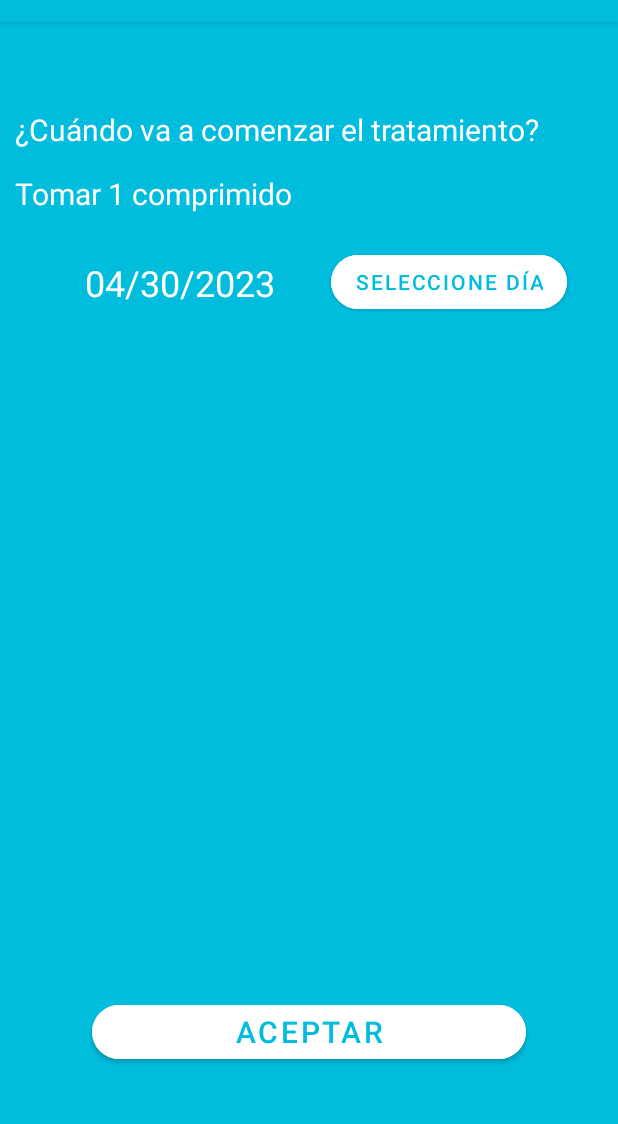
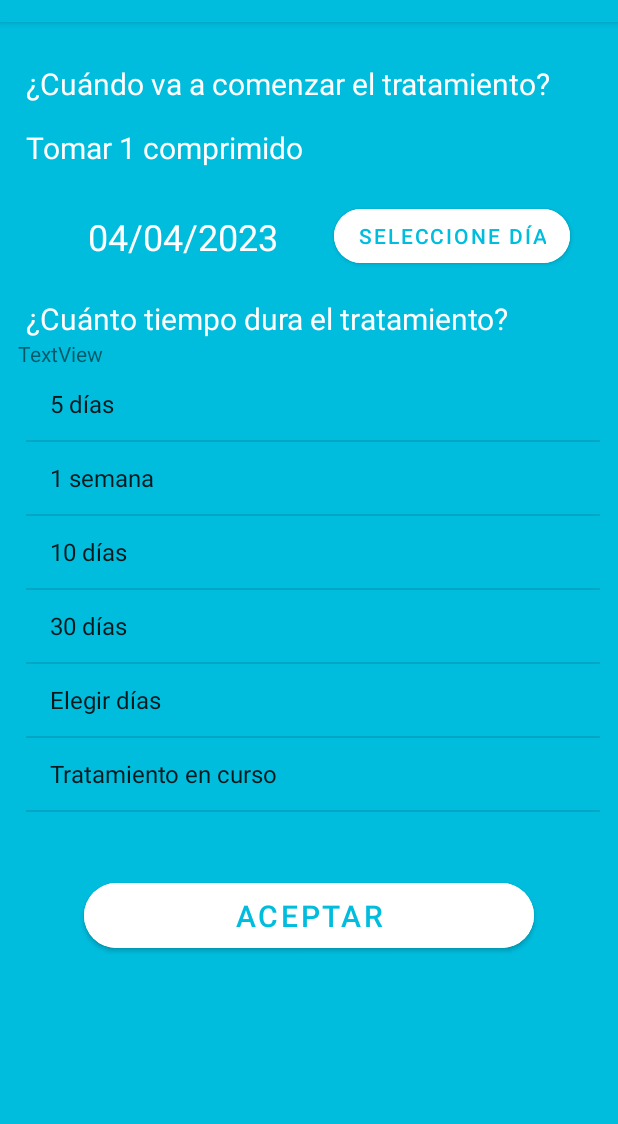
Before and after one commit to Lucosiar/Efi_Cura, an Android app: the FormularioInicioMActivity screen opened directly, with no data from a screen before it, on a phone screen of 412 x 824 dp, the part 62-1186 px from its top. Run offline under Robolectric (Android 15) with nearby library versions, the phone set to English and light mode, and no system bars.

Commit message:
4/4/2023 Commit

```diff
--- a/app/src/main/java/com/example/a222/FormularioCita_Medico/CitaActivity.java
+++ b/app/src/main/java/com/example/a222/FormularioCita_Medico/CitaActivity.java
@@ -145,11 +145,11 @@ public class CitaActivity extends AppCompatActivity {
         if(view == bDia){
             final Calendar c = Calendar.getInstance();
 
-            c.set(2022, 0, 1);
-
             int dia = c.get(Calendar.DAY_OF_MONTH);
             int mes = c.get(Calendar.MONTH);
             int ano = c.get(Calendar.YEAR);
+
+            c.set(ano, mes, dia);
 
 
             DatePickerDialog datePickerDialog = new DatePickerDialog(citas, (view1, year, month, dayOfMonth) ->
--- a/app/src/main/java/com/example/a222/FormularioMedicacion/FormularioInicioMActivity.java
+++ b/app/src/main/java/com/example/a222/FormularioMedicacion/FormularioInicioMActivity.java
@@ -4,10 +4,13 @@ import androidx.appcompat.app.AppCompatActivity;
 
 import android.app.Activity;
 import android.app.DatePickerDialog;
+import android.content.Intent;
 import android.os.Bundle;
 import android.view.View;
+import android.widget.AdapterView;
+import android.widget.ArrayAdapter;
 import android.widget.Button;
-import android.widget.DatePicker;
+import android.widget.ListView;
 import android.widget.TextView;
 
 import com.example.a222.R;
@@ -18,9 +21,12 @@ import java.util.Calendar;
 public class FormularioInicioMActivity extends AppCompatActivity {
 
     Activity inicio;
-    TextView tvMostrarDiaComienzo;
-    Button selDiaComienzo;
+    TextView tvMostrarDiaComienzo, tvRespu;
+    Button selDiaComienzo, buttonSiguiente;
     Calendar calendar;
+
+    ListView listaTiempo;
+    private final String [] tiempos = {"5 días", "1 semana", "10 días", "30 días", "Elegir días", "Tratamiento en curso"};
 
     @Override
     protected void onCreate(Bundle savedInstanceState) {
@@ -30,25 +36,25 @@ public class FormularioInicioMActivity extends AppCompatActivity {
         inicializar();
 
         calendar = Calendar.getInstance();
-        SimpleDateFormat formato = new SimpleDateFormat("dd/mm/yyyy");
+        SimpleDateFormat formato = new SimpleDateFormat("dd/MM/yyyy");
         String fechaActual = formato.format(calendar.getTime());
         tvMostrarDiaComienzo.setText(fechaActual);
 
-
+        //Seleccionador de día para comienzo de la medicación
         selDiaComienzo.setOnClickListener(v -> {
             calendar = Calendar.getInstance();
-
-            calendar.set(2022,0,1);
 
             int dia = calendar.get(Calendar.DAY_OF_MONTH);
             int mes = calendar.get(Calendar.MONTH);
             int ano = calendar.get(Calendar.YEAR);
 
+            calendar.set(ano,mes,dia);
+
             DatePickerDialog datePickerDialog = new DatePickerDialog(inicio, (view, year, month, dayOfMonth) ->
                 tvMostrarDiaComienzo.setText(dayOfMonth + "/" + (month + 1) + "/" + year), ano, mes, dia);
 
+            //Escoger el dia actual
             datePickerDialog.getDatePicker().setMinDate(System.currentTimeMillis());
-
 
             datePickerDialog.getDatePicker()
                     .init(calendar.get(Calendar.YEAR), calendar.get(Calendar.MONTH), calendar.get(Calendar.DAY_OF_MONTH), (view, year, monthOfYear, dayOfMonth) -> {
@@ -57,12 +63,49 @@ public class FormularioInicioMActivity extends AppCompatActivity {
             });
             datePickerDialog.show();
         });
+
+        //Adaptador de la lista
+        ArrayAdapter<String>adapter = new ArrayAdapter<>(inicio, android.R.layout.simple_list_item_1, tiempos);
+        listaTiempo.setAdapter(adapter);
+
+        //
+        listaTiempo.setOnItemClickListener(new AdapterView.OnItemClickListener() {
+            @Override
+            public void onItemClick(AdapterView parent, View view, int i, long l) {
+                tvRespu.setText("" + listaTiempo.getItemAtPosition(i));
+
+                switch ((tvRespu.getText().toString())){
+                    case "5 días":
+                        //Sumar 5 dias al tvMostrarDiaComienzo
+                        break;
+                    case "1 semana":
+                        //sumar 7 días
+                        break;
+                    case "10 días":
+                        //Sumar 10
+                        break;
+                    case "30 días":
+                        break;
+                    case "Elegir días":
+                        Intent is = new Intent(inicio, FormularioDuracionActivity.class);
+                        startActivity(is);
+                        break;
+                    case "Tratamiento en curso":
+                        //No se hace nada, fecha final == null
+                        break;
+                }
+
+            }
+        });
     }
 
 
     public void inicializar(){
         tvMostrarDiaComienzo = findViewById(R.id.tvMostrarDiaComienzo);
         selDiaComienzo = findViewById(R.id.selDiaComienzo);
+        buttonSiguiente = findViewById(R.id.buttonSiguiente);
+        listaTiempo = findViewById(R.id.listaTiempo);
+        tvRespu = findViewById(R.id.tvRespu);
 
         inicio = this;
     }
--- a/app/src/main/res/layout/activity_formulario_inicio_mactivity.xml
+++ b/app/src/main/res/layout/activity_formulario_inicio_mactivity.xml
@@ -9,8 +9,12 @@
     tools:context=".FormularioMedicacion.FormularioHora">
 
     <ScrollView
-        android:layout_width="match_parent"
-        android:layout_height="match_parent">
+        android:layout_width="408dp"
+        android:layout_height="734dp"
+        app:layout_constraintBottom_toBottomOf="parent"
+        app:layout_constraintEnd_toEndOf="parent"
+        app:layout_constraintStart_toStartOf="parent"
+        app:layout_constraintTop_toTopOf="parent">
 
         <LinearLayout
             android:layout_width="match_parent"
@@ -18,20 +22,10 @@
             android:orientation="vertical">
 
             <TextView
-                android:id="@+id/tvMedicacionHora"
-                android:layout_width="379dp"
-                android:layout_height="wrap_content"
-                android:layout_gravity="center"
-                android:layout_marginTop="15sp"
-                android:textAlignment="center"
-                android:textColor="@color/white"
-                android:textSize="24sp" />
-
-            <TextView
                 android:id="@+id/tvPreguntaHora"
                 android:layout_width="match_parent"
                 android:layout_height="wrap_content"
-                android:layout_marginStart="10sp"
+                android:layout_marginStart="15sp"
                 android:layout_marginTop="10sp"
                 android:layout_marginEnd="10sp"
                 android:text="¿Cuándo va a comenzar el tratamiento?"
@@ -42,7 +36,7 @@
                 android:id="@+id/tvCantidadHora"
                 android:layout_width="match_parent"
                 android:layout_height="wrap_content"
-                android:layout_marginStart="10sp"
+                android:layout_marginStart="15sp"
                 android:layout_marginTop="15sp"
                 android:layout_marginEnd="10sp"
                 android:text="Tomar 1 comprimido"
@@ -76,14 +70,40 @@
                     android:backgroundTint="@color/white"
                     android:text="Seleccione día"
                     app:cornerRadius="130dp" />
+
             </LinearLayout>
+
+            <TextView
+                android:id="@+id/textView9"
+                android:layout_width="wrap_content"
+                android:layout_height="wrap_content"
+                android:layout_marginStart="15sp"
+                android:layout_marginTop="15sp"
+                android:layout_weight="1"
+                android:text="¿Cuánto tiempo dura el tratamiento?"
+                android:textColor="@color/white"
+                android:textSize="20sp" />
+
+            <TextView
+                android:id="@+id/tvRespu"
+                android:layout_width="match_parent"
+                android:layout_height="wrap_content"
+                android:layout_marginStart="10sp"
+                android:text="TextView" />
+
+            <ListView
+                android:id="@+id/listaTiempo"
+                android:layout_width="match_parent"
+                android:layout_height="322dp"
+                android:layout_marginStart="15sp"
+                android:layout_marginEnd="10sp" />
 
             <Button
                 android:id="@+id/buttonSiguiente"
-                android:layout_width="289dp"
-                android:layout_height="wrap_content"
+                android:layout_width="300dp"
+                android:layout_height="55sp"
                 android:layout_gravity="center"
-                android:layout_marginTop="450sp"
+                android:layout_marginTop="15sp"
                 android:backgroundTint="@color/white"
                 android:text="Aceptar"
                 android:textSize="20sp"
--- a/app/src/main/res/layout/fragment_citas.xml
+++ b/app/src/main/res/layout/fragment_citas.xml
@@ -15,7 +15,7 @@
         <androidx.recyclerview.widget.RecyclerView
             android:id="@+id/recyclerView"
             android:layout_width="match_parent"
-            android:layout_height="510sp"
+            android:layout_height="316dp"
             android:layout_marginStart="10sp"
 
             android:layout_marginTop="35sp"
--- a/app/src/main/res/layout/fragment_medicacion.xml
+++ b/app/src/main/res/layout/fragment_medicacion.xml
@@ -15,8 +15,10 @@
         <androidx.recyclerview.widget.RecyclerView
             android:id="@+id/recyclerView2"
             android:layout_width="match_parent"
-            android:layout_height="510sp"
-            android:layout_marginTop="35sp" />
+            android:layout_height="136dp"
+            android:layout_marginStart="5sp"
+            android:layout_marginTop="35sp"
+            android:layout_marginEnd="5sp" />
 
         <Button
             android:id="@+id/botonAnadirMedicoFragment"
```
Also changed, not shown: app/src/main/AndroidManifest.xml (+19 -8 lines), app/src/main/java/com/example/a222/FormularioMedicacion/FormularioDuracionActivity.java (added, +16 -0 lines), app/src/main/java/com/example/a222/FormularioMedicacion/FormularioElegirDiasActivity.java (added, +16 -0 lines), app/src/main/res/layout/activity_formulario_duracion.xml (added, +14 -0 lines), app/src/main/res/layout/activity_formulario_elegir_dias.xml (added, +9 -0 lines).
